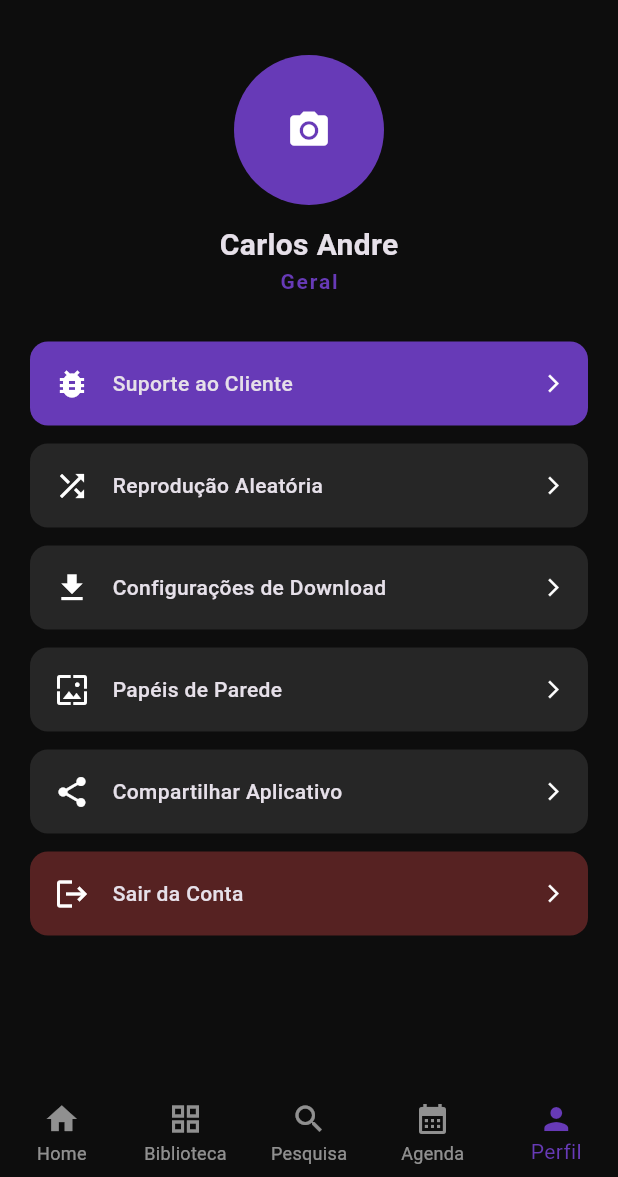
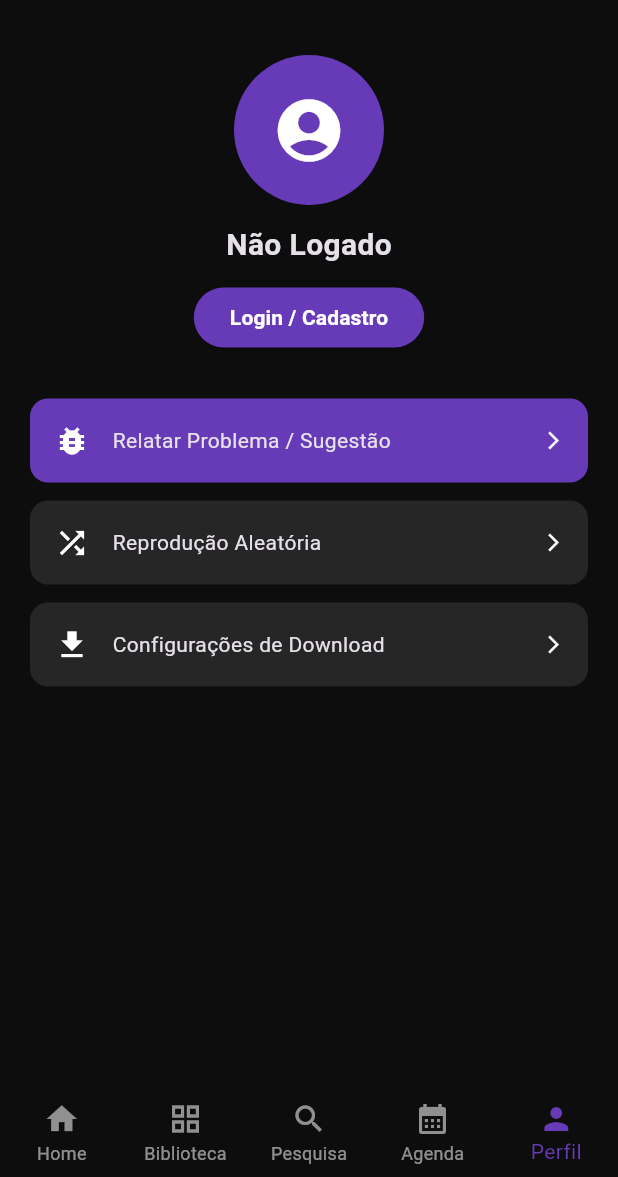
Before and after one commit to carlosandre1514-prog/fanimes, a Flutter app: the screen it shows after launch, item 5 of the bottom bar chosen, on a phone screen of 412 x 824 dp, the part 59-1236 px from its top. Run offline on Flutter 3.47's test engine with Material 3 defaults, Android fonts, the phone set to English and light mode, and no system bars.

Commit message:
Versão 2.0: Barra de busca, Sistema de Login/ADM e suporte funcional

```diff
--- a/lib/main.dart
+++ b/lib/main.dart
@@ -24,11 +24,16 @@ class FanimesApp extends StatelessWidget {
   }
 }
 
-// --- MODELO DE DADOS ---
+// --- MODELO ---
 class Anime {
   final String nome, sinopse, genero, status, idioma, tipo, diaLancamento;
   final List<String> episodios;
   Anime({required this.nome, required this.sinopse, required this.genero, required this.status, required this.idioma, required this.tipo, required this.episodios, required this.diaLancamento});
+}
+
+class UserTicket {
+  final String userName, userEmail, description, date;
+  UserTicket({required this.userName, required this.userEmail, required this.description, required this.date});
 }
 
 // --- NAVEGAÇÃO PRINCIPAL ---
@@ -40,29 +45,56 @@ class MainNavigation extends StatefulWidget {
 
 class _MainNavigationState extends State<MainNavigation> {
   int _selectedIndex = 0;
-  String meuCargo = 'Geral';
-  String diaSelecionado = "Qua";
-  bool temNotificacaoAdm = true;
+  String? userEmail; // Define se o usuário está logado
+  String currentRole = 'Usuário'; // Role padrão: Usuário
+  bool isLogged = false;
+  bool hasPendingPromotion = true; // Simula notificação pendente ADM
 
-  List<Anime> todosAnimes = [
-    Anime(nome: "Solo Leveling", sinopse: "Onde o mais fraco se torna o mais forte.", genero: "Isekai", status: "Em andamento", idioma: "Dublado", tipo: "TV", diaLancamento: "Sáb", episodios: ["Episódio 01"]),
-  ];
+  // Stub de animes - começa vazio
+  List<Anime> allAnimes = [];
+
+  void _onItemTapped(int index) { setState(() => _selectedIndex = index); }
+
+  void _handleLoginSuccess(String email) {
+    setState(() {
+      userEmail = email;
+      isLogged = true;
+      // Lógica de reconhecimento de admin por e-mail fixo
+      if (email == 'carlosandre@fanimes.com') { // E-mail ADM do Carlos
+        currentRole = 'Geral';
+      } else {
+        currentRole = 'Usuário';
+      }
+    });
+  }
+
+  void _handleLogout() { setState(() { userEmail = null; isLogged = false; currentRole = 'Usuário'; }); }
 
   @override
   Widget build(BuildContext context) {
     final List<Widget> telas = [
-      const Center(child: Text("Home FÃNIMES (Trilhos)")),
-      BibliotecaAba(animes: todosAnimes),
-      PesquisaAba(animes: todosAnimes),
-      AgendaAba(diaAtivo: diaSelecionado, onDiaChange: (d) => setState(() => diaSelecionado = d)),
-      PerfilAba(cargo: meuCargo),
+      const HomeAba(),
+      BibliotecaAba(animes: allAnimes),
+      PesquisaAba(animes: allAnimes),
+      const AgendaAba(),
+      PerfilAba(
+        isLogged: isLogged,
+        currentRole: currentRole,
+        userEmail: userEmail,
+        onLogin: _handleLoginSuccess,
+        onLogout: _handleLogout
+      ),
     ];
 
     return Scaffold(
       appBar: AppBar(
         centerTitle: true,
         title: GestureDetector(
-          onTap: () => Navigator.push(context, MaterialPageRoute(builder: (context) => PainelAdmAba(cargo: meuCargo, temAlerta: temNotificacaoAdm))),
+          onTap: () {
+            if (currentRole == 'Geral') {
+              Navigator.push(context, MaterialPageRoute(builder: (context) => PainelAdmAba(hasAlerta: hasPendingPromotion)));
+            }
+          },
           child: RichText(
             text: const TextSpan(
               style: TextStyle(letterSpacing: 4, fontWeight: FontWeight.bold, fontSize: 20),
@@ -78,7 +110,7 @@ class _MainNavigationState extends State<MainNavigation> {
       body: telas[_selectedIndex],
       bottomNavigationBar: BottomNavigationBar(
         currentIndex: _selectedIndex,
-        onTap: (i) => setState(() => _selectedIndex = i),
+        onTap: _onItemTapped,
         type: BottomNavigationBarType.fixed,
         backgroundColor: pretoEletrico,
         selectedItemColor: roxoAura,
@@ -95,19 +127,51 @@ class _MainNavigationState extends State<MainNavigation> {
   }
 }
 
-// --- ABA: BIBLIOTECA ---
+// --- ABA: PESQUISA (CORRIGIDA COM BARRA DE BUSCA) ---
+class PesquisaAba extends StatelessWidget {
+  final List<Anime> animes;
+  const PesquisaAba({super.key, required this.animes});
+
+  @override
+  Widget build(BuildContext context) {
+    return Column(
+      children: [
+        Padding(
+          padding: const EdgeInsets.all(16.0),
+          child: TextField(
+            decoration: InputDecoration(
+              hintText: 'Buscar',
+              hintStyle: const TextStyle(color: Colors.white60),
+              prefixIcon: const Icon(Icons.search, color: roxoAura),
+              filled: true,
+              fillColor: Colors.white10, // Preto Elétrico clarinho
+              border: OutlineInputBorder(
+                borderRadius: BorderRadius.circular(30),
+                borderSide: BorderSide.none,
+              ),
+            ),
+          ),
+        ),
+        // Exibe "Comece a buscar" se vazio
+        if (animes.isEmpty)
+          const Expanded(child: Center(child: Text('Nenhum anime para buscar ainda', style: TextStyle(color: Colors.white60)))),
+        if (animes.isNotEmpty)
+          Expanded(child: ListView.builder(itemCount: animes.length, itemBuilder: (c, i) => ListTile(title: Text(animes[i].nome))))
+      ],
+    );
+  }
+}
+
+// --- ABA: BIBLIOTECA (DROPDOWNS QUE NÃO CONFLITAM) ---
 class BibliotecaAba extends StatelessWidget {
   final List<Anime> animes;
   const BibliotecaAba({super.key, required this.animes});
 
   Widget _buildFiltroDropdown(String label, List<String> opcoes) {
     return PopupMenuButton<String>(
-      offset: const Offset(0, 45),
+      offset: const Offset(0, 45), // Posição abaixo do chip
       color: const Color(0xFF1A1A1A),
-      shape: RoundedRectangleBorder(
-        borderRadius: BorderRadius.circular(10),
-        side: const BorderSide(color: roxoAura, width: 0.5)
-      ),
+      shape: RoundedRectangleBorder(borderRadius: BorderRadius.circular(10), border: Border.all(color: roxoAura, width: 0.5)),
       child: Chip(
         label: Row(mainAxisSize: MainAxisSize.min, children: [Text(label), const Icon(Icons.arrow_drop_down, size: 18)]),
         backgroundColor: Colors.white10
@@ -131,7 +195,7 @@ class BibliotecaAba extends StatelessWidget {
                 const SizedBox(width: 10),
                 _buildFiltroDropdown("Gênero", ["Ação", "Isekai", "Xianxia", "Romance", "Shonen", "Seinen", "Aventura"]),
                 const SizedBox(width: 8),
-                _buildFiltroDropdown("Status", ["Concluído", "Finalizado", "Em andamento", "Pausado"]),
+                _buildFiltroDropdown("Status", ["Concluído", "Em andamento", "Pausado"]),
                 const SizedBox(width: 8),
                 _buildFiltroDropdown("Idioma", ["Legendado", "Dublado"]),
                 const SizedBox(width: 10),
@@ -139,65 +203,87 @@ class BibliotecaAba extends StatelessWidget {
             ),
           ),
         ),
-        Expanded(child: GridView.builder(padding: const EdgeInsets.all(10), gridDelegate: const SliverGridDelegateWithFixedCrossAxisCount(crossAxisCount: 3, childAspectRatio: 0.7), itemCount: animes.length, itemBuilder: (c, i) => Card(color: Colors.white10))),
+        // Cards cinzas removidos. Só exibe se houver animes.
+        if (animes.isEmpty)
+          const Expanded(child: Center(child: Text("Nenhum anime adicionado. Use o Painel ADM.", style: TextStyle(color: Colors.white60)))),
+        if (animes.isNotEmpty)
+          Expanded(child: GridView.builder(padding: const EdgeInsets.all(10), gridDelegate: const SliverGridDelegateWithFixedCrossAxisCount(crossAxisCount: 3, childAspectRatio: 0.7), itemCount: animes.length, itemBuilder: (c, i) => Card(color: Colors.white10))),
       ],
     );
   }
 }
 
-// --- ABA: PERFIL ---
+// --- ABA: PERFIL (CORRIGIDA COM LOGIN/CADASTRO) ---
 class PerfilAba extends StatelessWidget {
-  final String cargo;
-  const PerfilAba({super.key, required this.cargo});
+  final bool isLogged;
+  final String currentRole;
+  final String? userEmail;
+  final Function(String) onLogin;
+  final VoidCallback onLogout;
+
+  const PerfilAba({super.key, required this.isLogged, required this.currentRole, this.userEmail, required this.onLogin, required this.onLogout});
 
   @override
   Widget build(BuildContext context) {
     return ListView(
       padding: const EdgeInsets.all(20),
       children: [
-        GestureDetector(
-          onTap: () {},
-          child: Column(
+        if (!isLogged) // Estado NÃO LOGADO
+          Column(
             children: [
-              const CircleAvatar(radius: 50, backgroundColor: roxoAura, child: Icon(Icons.camera_alt, color: Colors.white, size: 30)),
+              const CircleAvatar(radius: 50, backgroundColor: roxoAura, child: Icon(Icons.account_circle, color: Colors.white, size: 50)),
               const SizedBox(height: 12),
-              const Text("Carlos Andre", style: TextStyle(fontSize: 20, fontWeight: FontWeight.bold)),
-              Text(cargo, style: const TextStyle(color: roxoAura, fontWeight: FontWeight.bold, letterSpacing: 1.2)),
+              const Text("Não Logado", style: TextStyle(fontSize: 20, fontWeight: FontWeight.bold)),
+              const SizedBox(height: 10),
+              ElevatedButton(
+                onPressed: () { Navigator.push(context, MaterialPageRoute(builder: (context) => LoginPage(onLogin: onLogin))); },
+                style: ElevatedButton.styleFrom(backgroundColor: roxoAura, foregroundColor: Colors.white, shape: RoundedRectangleBorder(borderRadius: BorderRadius.circular(30))),
+                child: const Text("Login / Cadastro", style: TextStyle(fontWeight: FontWeight.bold)),
+              ),
             ],
           ),
-        ),
+        if (isLogged) // Estado LOGADO
+          Column(
+            children: [
+              const CircleAvatar(radius: 50, backgroundColor: roxoAura, child: Icon(Icons.person_outline, color: Colors.white, size: 50)),
+              const SizedBox(height: 12),
+              const Text("Nome do Usuário (Carlos?)", style: TextStyle(fontSize: 20, fontWeight: FontWeight.bold)), // Simulado
+              Text("$userEmail - $currentRole", style: const TextStyle(color: roxoAura, fontWeight: FontWeight.bold)),
+            ],
+          ),
         const SizedBox(height: 30),
-        _buildItem(Icons.bug_report, "Suporte ao Cliente", color: roxoAura),
-        _buildItem(Icons.shuffle, "Reprodução Aleatória"),
-        _buildItem(Icons.download, "Configurações de Download"),
-        _buildItem(Icons.wallpaper, "Papéis de Parede"),
-        _buildItem(Icons.share, "Compartilhar Aplicativo"),
-        _buildItem(Icons.logout, "Sair da Conta", color: Colors.redAccent.withOpacity(0.3)),
+        _buildItem(context, Icons.bug_report, "Relatar Problema / Sugestão", color: roxoAura, onTap: () {
+          // Lógica de redirecionar para página de envio de ticket (usuário escreve)
+          Navigator.push(context, MaterialPageRoute(builder: (context) => const SubmitTicketPage()));
+        }),
+        _buildItem(context, Icons.shuffle, "Reprodução Aleatória"),
+        _buildItem(context, Icons.download, "Configurações de Download"),
+        if (isLogged)
+          _buildItem(context, Icons.logout, "Sair da Conta", color: Colors.redAccent.withOpacity(0.3), onTap: onLogout),
       ],
     );
   }
 
-  Widget _buildItem(IconData icon, String label, {Color color = Colors.white10}) {
+  Widget _buildItem(BuildContext context, IconData icon, String label, {Color color = Colors.white10, VoidCallback? onTap}) {
     return Padding(
       padding: const EdgeInsets.only(bottom: 12),
       child: InkWell(
-        onTap: () {},
+        onTap: onTap ?? () {},
         borderRadius: BorderRadius.circular(12),
         child: Ink(
           padding: const EdgeInsets.all(16),
           decoration: BoxDecoration(color: color, borderRadius: BorderRadius.circular(12)),
-          child: Row(children: [Icon(icon), const SizedBox(width: 15), Text(label, style: const TextStyle(fontWeight: FontWeight.w500)), const Spacer(), const Icon(Icons.arrow_forward_ios, size: 14)]),
+          child: Row(children: [Icon(icon), const SizedBox(width: 15), Text(label), const Spacer(), const Icon(Icons.arrow_forward_ios, size: 14)]),
         ),
       ),
     );
   }
 }
 
-// --- PAINEL ADM ---
+// --- PAINEL ADM (SININHO CORRIGIDO COM NÚMERO) ---
 class PainelAdmAba extends StatelessWidget {
-  final String cargo;
-  final bool temAlerta;
-  const PainelAdmAba({super.key, required this.cargo, required this.temAlerta});
+  final bool hasAlerta;
+  const PainelAdmAba({super.key, required this.hasAlerta});
 
   @override
   Widget build(BuildContext context) {
@@ -209,18 +295,14 @@ class PainelAdmAba extends StatelessWidget {
             alignment: Alignment.center,
             children: [
               IconButton(icon: const Icon(Icons.notifications, color: roxoAura), onPressed: () {}),
-              if (temAlerta)
+              if (hasAlerta)
                 Positioned(
                   right: 8, top: 8,
                   child: Container(
                     padding: const EdgeInsets.all(2),
                     decoration: const BoxDecoration(color: Colors.red, shape: BoxShape.circle),
                     constraints: const BoxConstraints(minWidth: 16, minHeight: 16),
-                    child: const Text(
-                      '1',
-                      style: TextStyle(color: Colors.white, fontSize: 10, fontWeight: FontWeight.bold),
-                      textAlign: TextAlign.center
-                    ),
+                    child: const Text('1', style: TextStyle(color: Colors.white, fontSize: 10, fontWeight: FontWeight.bold), textAlign: textAlign: TextAlign.center),
                   ),
                 )
             ],
@@ -231,22 +313,37 @@ class PainelAdmAba extends StatelessWidget {
         padding: const EdgeInsets.all(20),
         children: [
           const Text("CONTROLE DE ACESSO", style: TextStyle(color: roxoAura, fontWeight: FontWeight.bold, fontSize: 12)),
-          ListTile(leading: const Icon(Icons.verified_user), title: const Text("Autorizar Promoções"), subtitle: const Text("Ver solicitações de Vice para Sub"), onTap: () {}),
+          _buildAdmItem(Icons.verified_user, "Autorizar Promoções", "Ver solicitações de Vice para Sub"),
           const Divider(height: 30),
           const Text("CONTEÚDO", style: TextStyle(color: roxoAura, fontWeight: FontWeight.bold, fontSize: 12)),
-          ListTile(leading: const Icon(Icons.create_new_folder), title: const Text("Criar e Nomear Trilhos"), onTap: () {}),
-          ListTile(leading: const Icon(Icons.add_to_photos), title: const Text("Adicionar Anime e Descrição"), onTap: () {}),
-          ListTile(leading: const Icon(Icons.edit_note), title: const Text("Editar Anime ou Sinopse"), onTap: () {}),
+          _buildAdmItem(Icons.create_new_folder, "Criar e Nomear Trilhos", "Gerenciar categorias"),
+          _buildAdmItem(Icons.add_to_photos, "Adicionar Anime e Descrição", "Cadastrar novos títulos"),
+          _buildAdmItem(Icons.edit_note, "Editar Anime ou Sinopse", "Atualizar informações"),
           const Divider(height: 30),
-          const Text("SISTEMA", style: TextStyle(color: roxoAura, fontWeight: FontWeight.bold, fontSize: 12)),
-          ListTile(leading: const Icon(Icons.bug_report), title: const Text("Tickets de Suporte (Bugs)"), onTap: () {}),
-          ListTile(leading: const Icon(Icons.people_alt), title: const Text("Gerenciar Usuários"), onTap: () {}),
+          const Text("SUPORTE E RELATÓRIOS", style: TextStyle(color: roxoAura, fontWeight: FontWeight.bold, fontSize: 12)),
+          _buildAdmItem(Icons.bug_report, "Visualizar Tickets de Suporte", "Ler sugestões e bugs enviados", onTap: () {
+            // Lógica de redirecionar para a página que lista os tickets recebidos
+            Navigator.push(context, MaterialPageRoute(builder: (context) => const ViewTicketsPage()));
+          }),
+          _buildAdmItem(Icons.people_alt, "Gerenciar Usuários", "Acessar base de dados"),
         ],
       ),
     );
   }
+
+  Widget _buildAdmItem(IconData icon, String title, String subtitle, {VoidCallback? onTap}) {
+    return ListTile(
+      leading: Icon(icon, color: roxoAura),
+      title: Text(title),
+      subtitle: Text(subtitle, style: const TextStyle(fontSize: 12, color: Colors.white60)),
+      onTap: onTap ?? () {},
+    );
+  }
 }
 
-// --- STUBS ---
-class PesquisaAba extends StatelessWidget { final List<Anime> animes; const PesquisaAba({super.key, required this.animes}); @override Widget build(BuildContext context) => const Center(child: Text("Busca")); }
-class AgendaAba extends StatelessWidget { final String diaAtivo; final Function(String) onDiaChange; const AgendaAba({super.key, required this.diaAtivo, required this.onDiaChange}); @override Widget build(BuildContext context) => Column(children: [SingleChildScrollView(scrollDirection: Axis.horizontal, child: Row(children: ["Dom", "Seg", "Ter", "Qua", "Qui", "Sex", "Sáb"].map((d) => Padding(padding: const EdgeInsets.all(8), child: ChoiceChip(label: Text(d), selected: diaAtivo == d, selectedColor: roxoAura, onSelected: (v) => onDiaChange(d)))).toList()))]); }
+// --- PÁGINAS STUBS (HOME, AGENDA, ETC.) ---
+class HomeAba extends StatelessWidget { const HomeAba({super.key}); @override Widget build(BuildContext context) => const Center(child: Text("Home (Lista Vazia)")); }
+class AgendaAba extends StatelessWidget { const AgendaAba({super.key}); @override Widget build(BuildContext context) => const Center(child: Text("Agenda")); }
+class LoginPage extends StatelessWidget { final Function(String) onLogin; const LoginPage({super.key, required this.onLogin}); @override Widget build(BuildContext context) => Scaffold(appBar: AppBar(title: const Text("Login / Cadastro")), body: Center(child: ElevatedButton(onPressed: () { onLogin('carlosandre@fanimes.com'); Navigator.pop(context); }, child: const Text("Simular Login do Carlos ADM")))); }
+class SubmitTicketPage extends StatelessWidget { const SubmitTicketPage({super.key}); @override Widget build(BuildContext context) => Scaffold(appBar: AppBar(title: const Text("Enviar Ticket")), body: const Center(child: Text("Aqui o usuário escreve o bug"))); }
+class ViewTicketsPage extends StatelessWidget { const ViewTicketsPage({super.key}); @override Widget build(BuildContext context) => Scaffold(appBar: AppBar(title: const Text("Tickets Recebidos")), body: const Center(child: Text("Aqui o ADM lê os bugs recebidos"))); }
```
